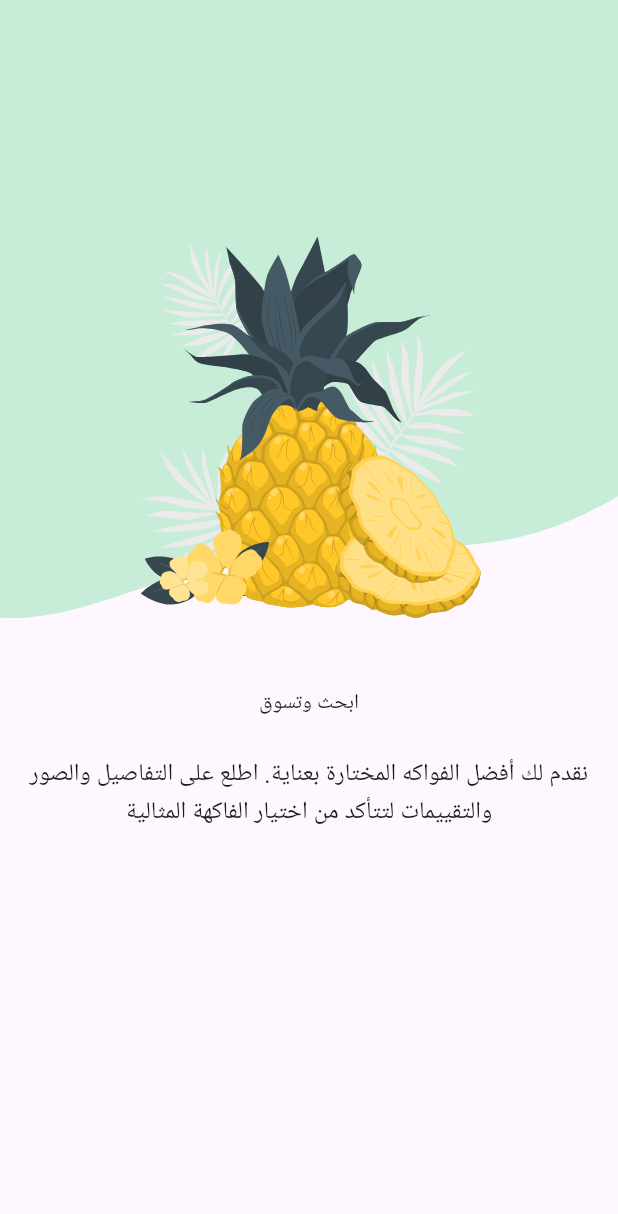
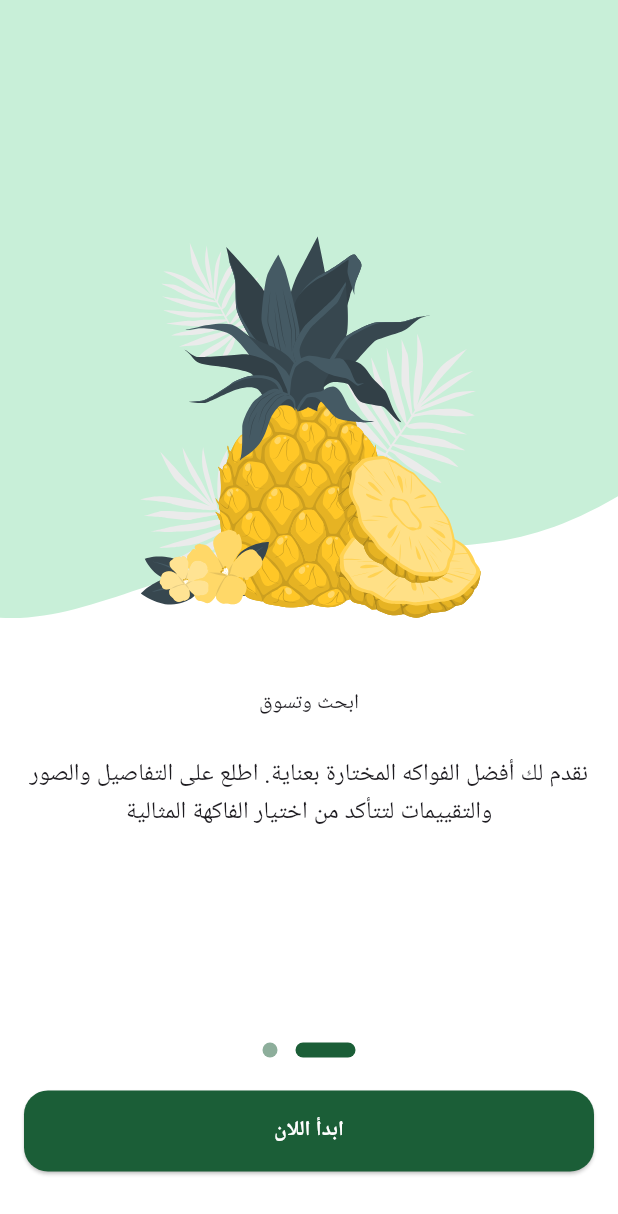
Before and after one commit to PhilopaterNabil/Fruits_Hub-App, a Flutter app: the screen it shows after launch, swiped to page 2, on a phone screen of 412 x 824 dp. Shown: the top 1214 px of the screen. Run offline on Flutter 3.47's test engine with Material 3 defaults, Android fonts, the phone set to English and light mode, and no system bars; drawn by our look-alikes of dots_indicator; our stand-ins replace flutter_svg.

Commit message:
Add AppColors and CustomButton components; update OnBoardingViewBody with DotsIndicator and CustomButton

```diff
--- /dev/null
+++ b/lib/core/utils/app_colors.dart
@@ -0,0 +1,6 @@
+import 'package:flutter/material.dart';
+
+class AppColors {
+  static const Color whiteColor = Color(0xFFFFFFFF);
+  static const Color greenColor = Color(0xFF1B5E37);
+}
--- /dev/null
+++ b/lib/core/widgets/custom_button.dart
@@ -0,0 +1,30 @@
+import 'package:flutter/material.dart';
+import 'package:fruits_hub/core/utils/app_colors.dart';
+
+class CustomButton extends StatelessWidget {
+  const CustomButton({super.key, this.onPressed, required this.title});
+
+  final String title;
+  final void Function()? onPressed;
+
+  @override
+  Widget build(BuildContext context) {
+    return ElevatedButton(
+      style: ElevatedButton.styleFrom(
+        backgroundColor: AppColors.greenColor,
+        minimumSize: Size(double.infinity, 54),
+        shape: RoundedRectangleBorder(
+          borderRadius: BorderRadius.circular(16),
+        ),
+      ),
+      onPressed: onPressed,
+      child: Text(
+        title,
+        style: const TextStyle(
+          color: Colors.white,
+          fontWeight: FontWeight.bold,
+        ),
+      ),
+    );
+  }
+}
--- a/lib/features/on_boarding/presentation/views/widgets/on_boarding_view_body.dart
+++ b/lib/features/on_boarding/presentation/views/widgets/on_boarding_view_body.dart
@@ -1,4 +1,7 @@
+import 'package:dots_indicator/dots_indicator.dart';
 import 'package:flutter/material.dart';
+import 'package:fruits_hub/core/utils/app_colors.dart';
+import 'package:fruits_hub/core/widgets/custom_button.dart';
 import 'package:fruits_hub/features/on_boarding/presentation/views/widgets/on_boarding_page_view.dart';
 
 class OnBoardingViewBody extends StatelessWidget {
@@ -6,9 +9,30 @@ class OnBoardingViewBody extends StatelessWidget {
 
   @override
   Widget build(BuildContext context) {
-    return const Column(
+    return Column(
       children: [
         Expanded(child: OnBoardingPageView()),
+        DotsIndicator(
+          dotsCount: 2,
+          decorator: DotsDecorator(
+            color: AppColors.greenColor.withOpacity(0.5),
+            activeColor: AppColors.greenColor,
+            size: Size(10, 10),
+            activeSize: Size(40, 10),
+            activeShape: RoundedRectangleBorder(
+              borderRadius: BorderRadius.all(Radius.circular(5)),
+            ),
+          ),
+        ),
+        SizedBox(height: 16),
+        Padding(
+          padding: const EdgeInsets.symmetric(horizontal: 16),
+          child: CustomButton(
+            onPressed: () {},
+            title: 'ابدأ اللان',
+          ),
+        ),
+        const SizedBox(height: 43),
       ],
     );
   }
--- a/lib/fruits_hub_app.dart
+++ b/lib/fruits_hub_app.dart
@@ -22,6 +22,7 @@ class FruitsHubApp extends StatelessWidget {
       locale: const Locale('ar'),
       theme: ThemeData(
         colorScheme: ColorScheme.fromSeed(seedColor: Colors.deepPurple),
+        scaffoldBackgroundColor: Colors.white,
         useMaterial3: true,
       ),
       initialRoute: Routes.splashScreen,
```
Also changed, not shown: pubspec.yaml (+4 -3 lines), pubspec.lock.
